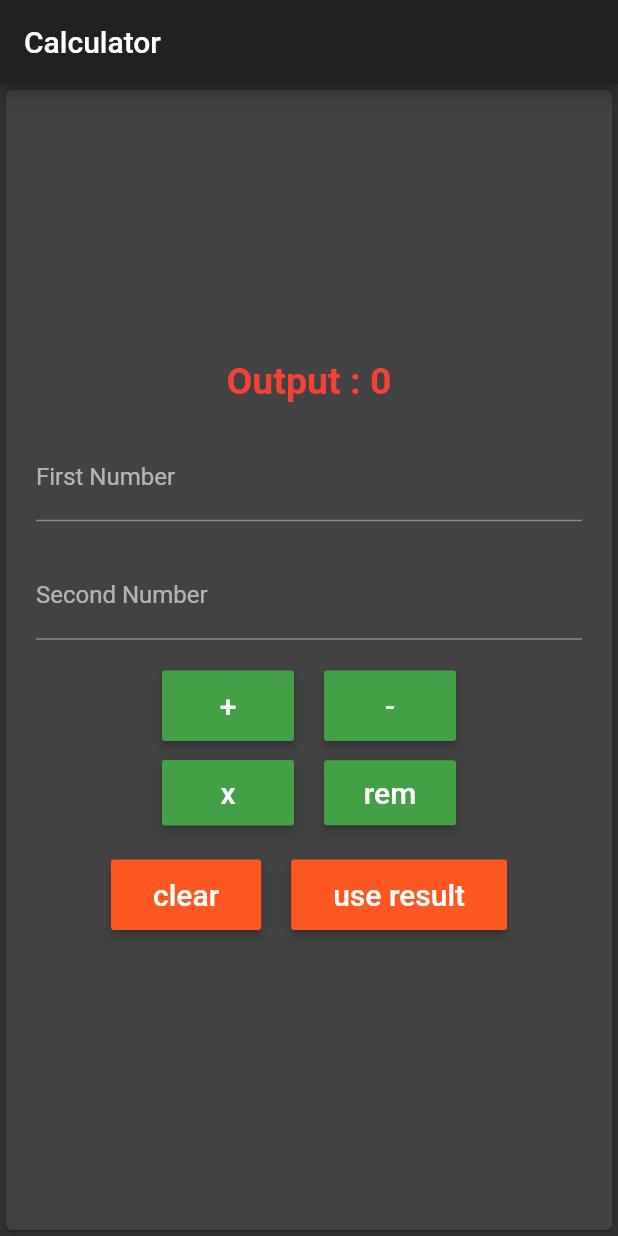
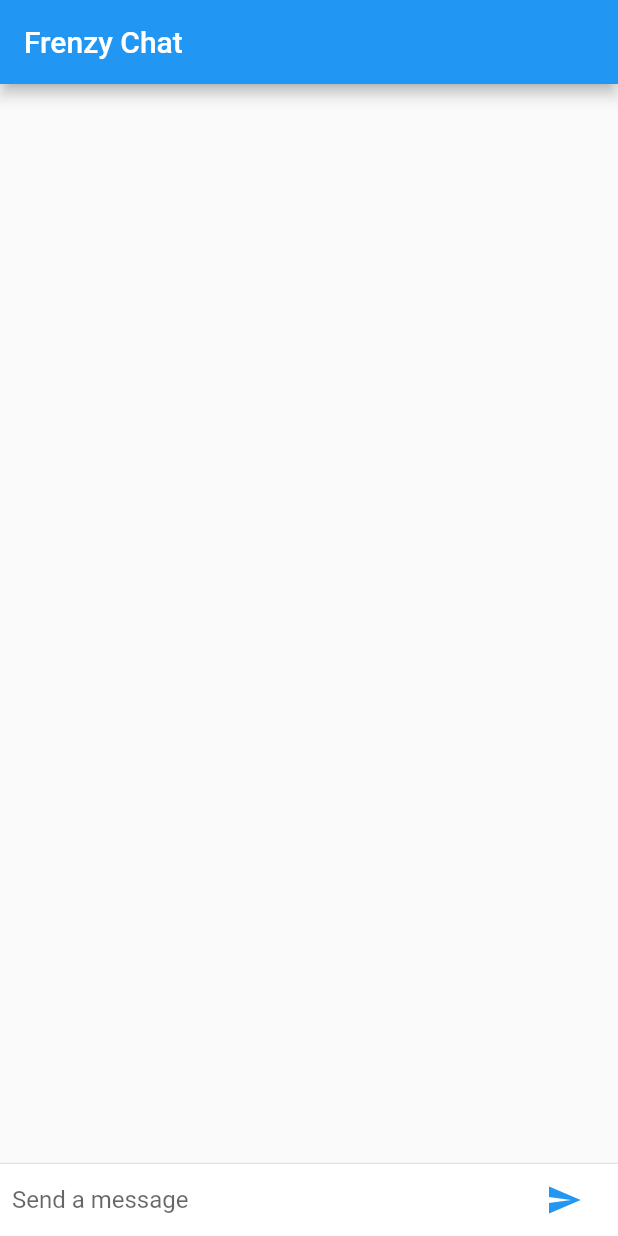
Before and after one commit to PK-PawanKumar/flutter_project, a Flutter app: the screen it shows after launch, on a phone screen of 412 x 824 dp. Run offline on Flutter 3.47's test engine with Material 2 defaults, Android fonts, the phone set to English and light mode, and no system bars.

Commit message:
Chapter-7 end

```diff
--- a/lib/calculator.dart
+++ /dev/null
@@ -1,236 +0,0 @@
-import 'package:flutter/material.dart';
-
-class Calculator extends StatefulWidget {
-  const Calculator({Key? key}) : super(key: key);
-
-  @override
-  State<Calculator> createState() => _CalculatorState();
-}
-
-class _CalculatorState extends State<Calculator> {
-  final num1controller = TextEditingController();
-  final num2controller = TextEditingController();
-  var num1 = 0;
-  var num2 = 0;
-  var result = 0;
-
-  void sum() {
-    setState(() {
-      num1 = int.parse(num1controller.text);
-      num2 = int.parse(num2controller.text);
-      result = num1 + num2;
-    });
-  }
-
-  void difference() {
-    setState(() {
-      num1 = int.parse(num1controller.text);
-      num2 = int.parse(num2controller.text);
-      result = num1 - num2;
-    });
-  }
-
-  void product() {
-    setState(() {
-      num1 = int.parse(num1controller.text);
-      num2 = int.parse(num2controller.text);
-      result = num1 * num2;
-    });
-  }
-
-  void rem() {
-    setState(() {
-      num1 = int.parse(num1controller.text);
-      num2 = int.parse(num2controller.text);
-      result = num1 ~/ num2;
-    });
-  }
-
-  void clearscr() {
-    setState(() {
-      num1 = 0;
-      num2 = 0;
-      num1controller.text = '';
-      num2controller.text = '';
-      result = 0;
-    });
-  }
-
-  void useresult() {
-    setState(() {
-      num1 = 0;
-      num2 = 0;
-      if (result == 0) {
-        num1controller.text = '';
-      } else {
-        num1controller.text = '$result';
-      }
-      num2controller.text = '';
-      result = 0;
-    });
-  }
-
-  @override
-  Widget build(BuildContext context) {
-    return Scaffold(
-      appBar: AppBar(
-        title: const Text("Calculator"),
-      ),
-      body: Card(
-        child: Center(
-          child: Column(
-            mainAxisAlignment: MainAxisAlignment.center,
-            children: [
-              Center(
-                child: Text(
-                  "Output : $result",
-                  style: const TextStyle(
-                      color: Colors.red,
-                      fontSize: 25,
-                      fontWeight: FontWeight.bold),
-                ),
-              ),
-              Padding(
-                padding: const EdgeInsets.all(20.0),
-                child: Column(
-                  children: [
-                    TextFormField(
-                      controller: num1controller,
-                      keyboardType: TextInputType.number,
-                      decoration:
-                          const InputDecoration(labelText: "First Number"),
-                    ),
-                    const SizedBox(
-                      height: 20,
-                    ),
-                    TextFormField(
-                      controller: num2controller,
-                      keyboardType: TextInputType.number,
-                      decoration:
-                          const InputDecoration(labelText: "Second Number"),
-                    ),
-                    const SizedBox(
-                      height: 20,
-                    ),
-                    // ignore: deprecated_member_use
-                    Center(
-                      child: Row(
-                        mainAxisAlignment: MainAxisAlignment.center,
-                        children: [
-                          // ignore: deprecated_member_use
-                          RaisedButton(
-                            child: const Padding(
-                              padding: EdgeInsets.all(12.0),
-                              child: Text(
-                                "+",
-                                style: TextStyle(
-                                    color: Colors.white, fontSize: 20),
-                              ),
-                            ),
-                            onPressed: sum,
-                          ),
-                          const SizedBox(
-                            width: 20,
-                          ),
-                          // ignore: deprecated_member_use
-                          RaisedButton(
-                            child: const Padding(
-                              padding: EdgeInsets.all(12.0),
-                              child: Text(
-                                "-",
-                                style: TextStyle(
-                                    color: Colors.white, fontSize: 20),
-                              ),
-                            ),
-                            onPressed: difference,
-                          ),
-                        ],
-                      ),
-                    ),
-                    const SizedBox(
-                      height: 10,
-                    ),
-                    // ignore: deprecated_member_use
-                    Center(
-                      child: Row(
-                        // crossAxisAlignment: CrossAxisAlignment.center,
-                        mainAxisAlignment: MainAxisAlignment.center,
-                        children: [
-                          // ignore: deprecated_member_use
-                          RaisedButton(
-                            child: const Padding(
-                              padding: EdgeInsets.all(10.4),
-                              child: Text(
-                                "x",
-                                style: TextStyle(
-                                    color: Colors.white, fontSize: 20),
-                              ),
-                            ),
-                            onPressed: product,
-                          ),
-                          const SizedBox(
-                            width: 20,
-                          ),
-                          // ignore: deprecated_member_use
-                          RaisedButton(
-                            child: const Padding(
-                              padding: EdgeInsets.all(10.2),
-                              child: Text(
-                                "rem",
-                                style: TextStyle(
-                                    color: Colors.white, fontSize: 20),
-                              ),
-                            ),
-                            onPressed: rem,
-                          ),
-                        ],
-                      ),
-                    ),
-                    const SizedBox(
-                      height: 20,
-                    ),
-                    // ignore: deprecated_member_use
-                    Row(
-                      mainAxisAlignment: MainAxisAlignment.center,
-                      children: [
-                        // ignore: deprecated_member_use
-                        RaisedButton(
-                          color: Colors.deepOrange,
-                          child: const Padding(
-                            padding: EdgeInsets.all(12.0),
-                            child: Text(
-                              "clear",
-                              style:
-                                  TextStyle(color: Colors.white, fontSize: 20),
-                            ),
-                          ),
-                          onPressed: clearscr,
-                        ),
-                        const SizedBox(
-                          width: 20,
-                        ),
-                        // ignore: deprecated_member_use
-                        RaisedButton(
-                          color: Colors.deepOrange,
-                          child: const Padding(
-                            padding: EdgeInsets.all(12.0),
-                            child: Text(
-                              "use result",
-                              style:
-                                  TextStyle(color: Colors.white, fontSize: 20),
-                            ),
-                          ),
-                          onPressed: useresult,
-                        ),
-                      ],
-                    ),
-                  ],
-                ),
-              )
-            ],
-          ),
-        ),
-      ),
-    );
-  }
-}
--- /dev/null
+++ b/lib/chat_message.dart
@@ -0,0 +1,36 @@
+import 'package:flutter/material.dart';
+
+const String _name = "Pawan";
+
+class ChatMessage extends StatelessWidget {
+  final String text;
+  ChatMessage({required this.text});
+
+  @override
+  Widget build(BuildContext context) {
+    return new Container(
+      margin: const EdgeInsets.symmetric(vertical: 10.0),
+      child: new Row(
+        crossAxisAlignment: CrossAxisAlignment.start,
+        children: <Widget>[
+          new Container(
+            margin: const EdgeInsets.only(right: 16.0),
+            child: new CircleAvatar(
+              child: new Text(_name[0]),
+            ),
+          ),
+          new Column(
+            crossAxisAlignment: CrossAxisAlignment.start,
+            children: <Widget>[
+              new Text(_name, style: Theme.of(context).textTheme.subhead),
+              new Container(
+                margin: const EdgeInsets.only(top: 5.0),
+                child: new Text(text),
+              )
+            ],
+          )
+        ],
+      ),
+    );
+  }
+}
--- /dev/null
+++ b/lib/chat_screen.dart
@@ -0,0 +1,75 @@
+import 'package:flutter/material.dart';
+import 'package:flutter_1/chat_message.dart';
+
+class ChatScreen extends StatefulWidget {
+  @override
+  State createState() => new ChatScreenState();
+}
+
+class ChatScreenState extends State<ChatScreen> {
+  final TextEditingController _textController = new TextEditingController();
+  final List<ChatMessage> _messages = <ChatMessage>[];
+
+  void _handleSubmitted(String text) {
+    _textController.clear();
+    ChatMessage message = new ChatMessage(
+      text: text,
+    );
+    setState(() {
+      _messages.insert(0, message);
+    });
+  }
+
+  Widget _textComposerWidget() {
+    return new IconTheme(
+      data: new IconThemeData(color: Colors.blue),
+      child: new Container(
+        margin: const EdgeInsets.symmetric(horizontal: 8.0),
+        child: new Row(
+          children: <Widget>[
+            new Flexible(
+              child: new TextField(
+                decoration:
+                    new InputDecoration.collapsed(hintText: "Send a message"),
+                controller: _textController,
+                onSubmitted: _handleSubmitted,
+              ),
+            ),
+            new Container(
+              margin: const EdgeInsets.symmetric(horizontal: 4.0),
+              child: new IconButton(
+                icon: new Icon(Icons.send),
+                onPressed: () => _handleSubmitted(_textController.text),
+              ),
+            )
+          ],
+        ),
+      ),
+    );
+  }
+
+  @override
+  Widget build(BuildContext context) {
+    return new Column(
+      children: <Widget>[
+        new Flexible(
+          child: new ListView.builder(
+            padding: new EdgeInsets.all(8.0),
+            reverse: true,
+            itemBuilder: (_, int index) => _messages[index],
+            itemCount: _messages.length,
+          ),
+        ),
+        new Divider(
+          height: 1.0,
+        ),
+        new Container(
+          decoration: new BoxDecoration(
+            color: Theme.of(context).cardColor,
+          ),
+          child: _textComposerWidget(),
+        ),
+      ],
+    );
+  }
+}
--- /dev/null
+++ b/lib/home_screen.dart
@@ -0,0 +1,14 @@
+import 'package:flutter/material.dart';
+import 'package:flutter_1/chat_screen.dart';
+
+
+class HomePage extends StatelessWidget {
+  @override
+  Widget build(BuildContext context) {
+    return new Scaffold(
+        appBar: new AppBar(
+          title: new Text("Frenzy Chat"),
+        ),
+        body: new ChatScreen());
+  }
+}
--- a/lib/main.dart
+++ b/lib/main.dart
@@ -1,25 +1,12 @@
-import 'dart:ui';
-
 import 'package:flutter/material.dart';
 
-import 'calculator.dart';
+import 'home_screen.dart';
 
-void main() {
-  runApp(const MyApp());
-}
+void main() => runApp(new MyApp());
 
 class MyApp extends StatelessWidget {
-  const MyApp({Key? key}) : super(key: key);
-
   @override
   Widget build(BuildContext context) {
-    return MaterialApp(
-      title: "Loginapp",
-      home: const Calculator(),
-      theme: ThemeData(
-        primarySwatch: Colors.green,
-        brightness: Brightness.dark,
-      ),
-    );
+    return new MaterialApp(title: "Chat App", home: new HomePage());
   }
 }
```
Also changed, not shown: 1 other file.
